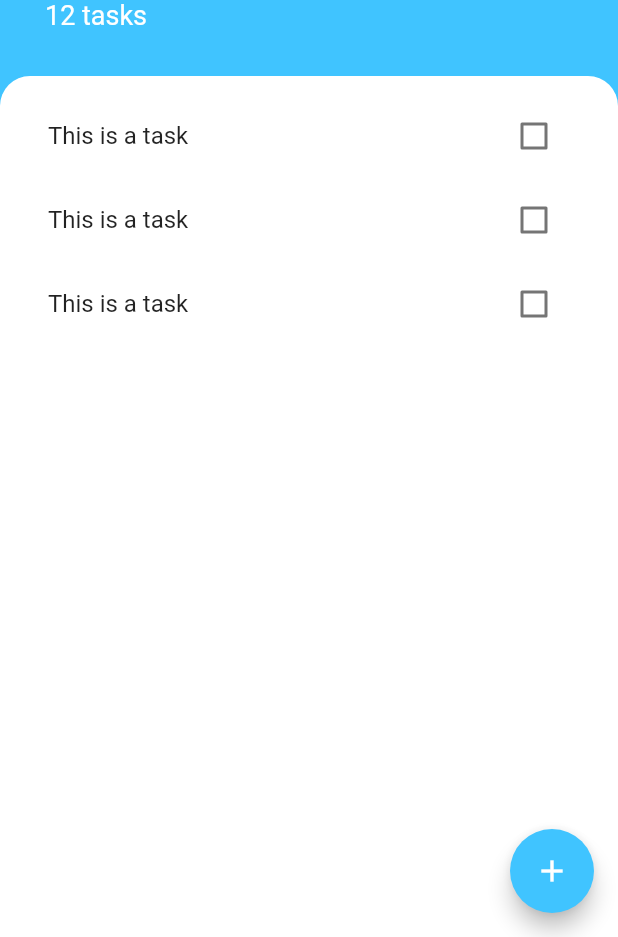
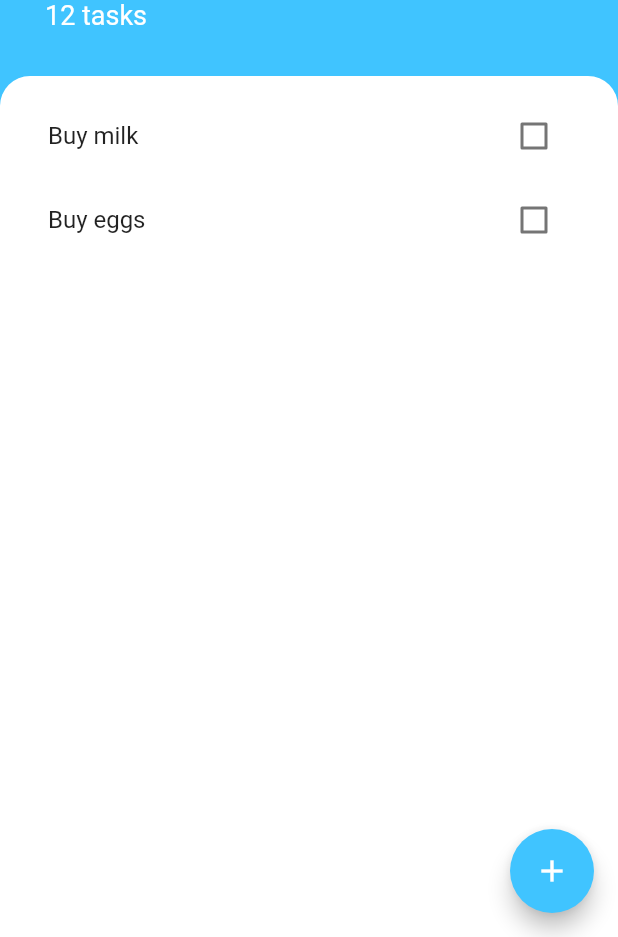
Before and after one commit to guieltorres/todoey-flutter, a Flutter app: the screen it shows after launch, on a phone screen of 412 x 824 dp, the part 299-1236 px from its top. Run offline on Flutter 3.47's test engine with Material 2 defaults, Android fonts, the phone set to English and light mode, and no system bars.

Commit message:
feat: add listview builder through tasks list

```diff
--- /dev/null
+++ b/lib/models/task.dart
@@ -0,0 +1,10 @@
+class Task {
+  final String name;
+  bool isDone;
+
+  Task({required this.name, this.isDone = false});
+
+  void toggleDone() {
+    isDone = !isDone;
+  }
+}
--- a/lib/widgets/task_tile.dart
+++ b/lib/widgets/task_tile.dart
@@ -1,53 +1,29 @@
 import 'package:flutter/material.dart';
 
-class TaskTile extends StatefulWidget {
-  const TaskTile({
-    super.key,
-  });
+class TaskTile extends StatelessWidget {
+  final bool isChecked;
+  final String taskTitle;
+  final Function(bool?) checkboxCallback;
 
-  @override
-  State<TaskTile> createState() => _TaskTileState();
-}
-
-class _TaskTileState extends State<TaskTile> {
-  bool isChecked = false;
+  const TaskTile(
+      {super.key,
+      required this.isChecked,
+      required this.taskTitle,
+      required this.checkboxCallback});
 
   @override
   Widget build(BuildContext context) {
     return ListTile(
       title: Text(
-        "This is a task",
+        taskTitle,
         style: TextStyle(
             decoration: isChecked ? TextDecoration.lineThrough : null),
       ),
-      trailing: TaskCheckbox(
-        checkboxState: isChecked,
-        toggleCheckboxState: (bool? checkboxState) {
-          setState(() {
-            isChecked = checkboxState!;
-          });
-        },
+      trailing: Checkbox(
+        activeColor: Colors.lightBlueAccent,
+        value: isChecked,
+        onChanged: checkboxCallback,
       ),
     );
   }
 }
-
-class TaskCheckbox extends StatelessWidget {
-  final bool checkboxState;
-  final void Function(bool?) toggleCheckboxState;
-
-  const TaskCheckbox({
-    super.key,
-    required this.checkboxState,
-    required this.toggleCheckboxState,
-  });
-
-  @override
-  Widget build(BuildContext context) {
-    return Checkbox(
-      activeColor: Colors.lightBlueAccent,
-      value: checkboxState,
-      onChanged: toggleCheckboxState,
-    );
-  }
-}
--- a/lib/widgets/tasks_list.dart
+++ b/lib/widgets/tasks_list.dart
@@ -1,22 +1,41 @@
 import 'package:flutter/material.dart';
 import 'package:todo_app/widgets/task_tile.dart';
 
-class TasksList extends StatelessWidget {
+import '../models/task.dart';
+
+class TasksList extends StatefulWidget {
   const TasksList({super.key});
 
   @override
+  State<TasksList> createState() => _TasksListState();
+}
+
+class _TasksListState extends State<TasksList> {
+  List<Task> tasks = [
+    Task(name: 'Buy milk'),
+    Task(name: 'Buy eggs'),
+  ];
+
+  @override
   Widget build(BuildContext context) {
-    return ListView(
+    return ListView.builder(
       padding: const EdgeInsets.only(
         top: 12,
         left: 16,
         right: 16,
       ),
-      children: [
-        TaskTile(),
-        TaskTile(),
-        TaskTile(),
-      ],
+      itemBuilder: (context, index) {
+        return TaskTile(
+          isChecked: tasks[index].isDone,
+          taskTitle: tasks[index].name,
+          checkboxCallback: (bool? checkboxState) {
+            setState(() {
+              tasks[index].toggleDone();
+            });
+          },
+        );
+      },
+      itemCount: tasks.length,
     );
   }
 }
```
